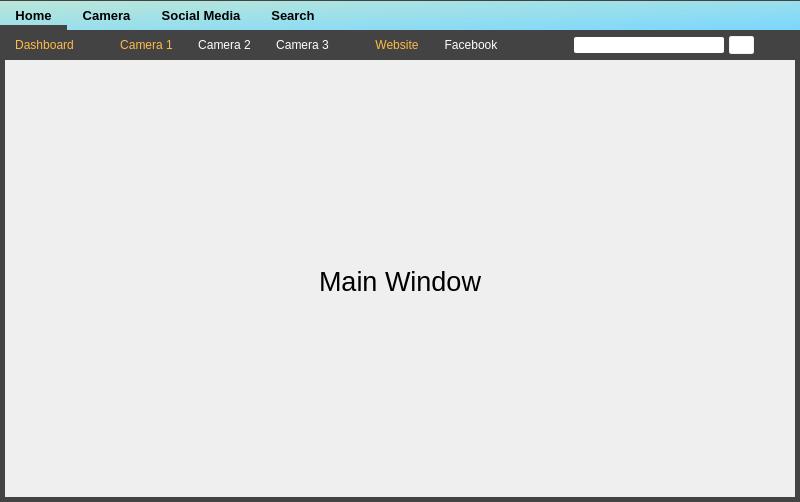
Before: the Qt Designer form Menu3.ui in trieuvn/NCKH, drawn with Qt 5.
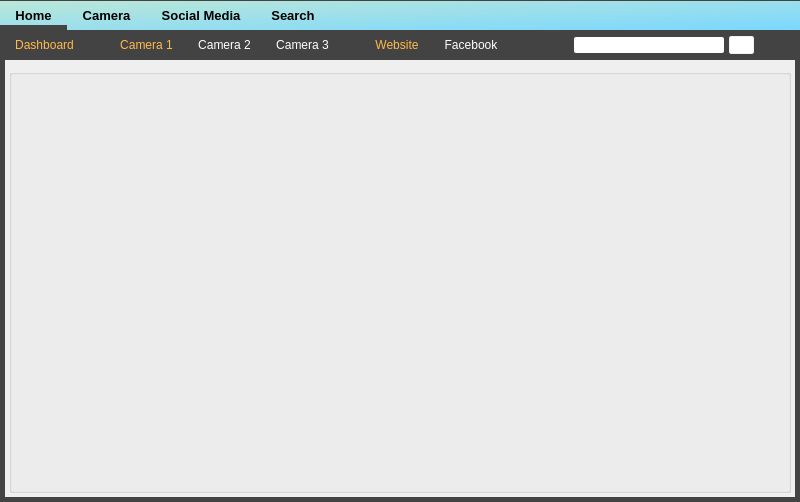
After: the same form once the commit is applied. Icons and pictures are not drawn.

The edit to the form file:
```diff
--- a/Menu3.ui
+++ b/Menu3.ui
@@ -135,17 +135,9 @@
            <widget class="QWidget" name="page_8">
             <layout class="QGridLayout" name="gridLayout_11">
              <item row="0" column="1">
-              <widget class="QLabel" name="label">
-               <property name="font">
-                <font>
-                 <pointsize>20</pointsize>
-                </font>
-               </property>
-               <property name="text">
-                <string>Main Window</string>
-               </property>
-               <property name="alignment">
-                <set>Qt::AlignCenter</set>
+              <widget class="QGroupBox" name="groupBox">
+               <property name="title">
+                <string/>
                </property>
               </widget>
              </item>
```
Left out of the diff: 2 changed lines with no effect on the pictures.
